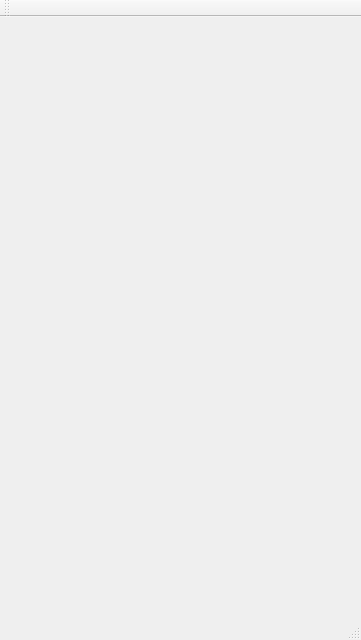
Old version of the form Seafood/mainwindow.ui in the repository fedor4ever/oss-FCL-interim-contrib-QtExamples.
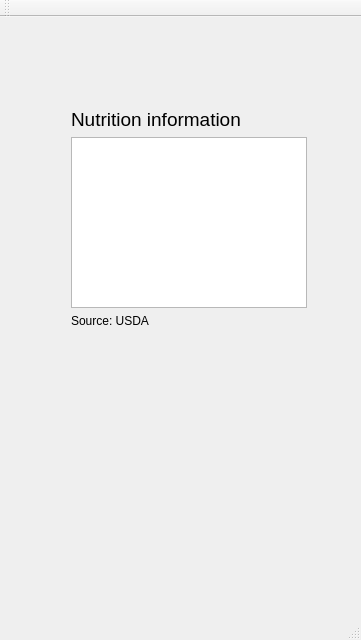
New version of the form.

```diff
--- a/Seafood/mainwindow.ui
+++ b/Seafood/mainwindow.ui
@@ -13,7 +13,42 @@
   <property name="windowTitle">
    <string>MainWindow</string>
   </property>
-  <widget class="QWidget" name="centralWidget"/>
+  <widget class="QWidget" name="centralWidget">
+   <widget class="QWidget" name="">
+    <property name="geometry">
+     <rect>
+      <x>60</x>
+      <y>80</y>
+      <width>258</width>
+      <height>242</height>
+     </rect>
+    </property>
+    <layout class="QVBoxLayout" name="verticalLayout">
+     <item>
+      <widget class="QLabel" name="label">
+       <property name="font">
+        <font>
+         <pointsize>14</pointsize>
+        </font>
+       </property>
+       <property name="text">
+        <string>Nutrition information</string>
+       </property>
+      </widget>
+     </item>
+     <item>
+      <widget class="QTableWidget" name="tableWidget"/>
+     </item>
+     <item>
+      <widget class="QLabel" name="label_2">
+       <property name="text">
+        <string>Source: USDA</string>
+       </property>
+      </widget>
+     </item>
+    </layout>
+   </widget>
+  </widget>
   <widget class="QMenuBar" name="menuBar">
    <property name="geometry">
     <rect>
```
